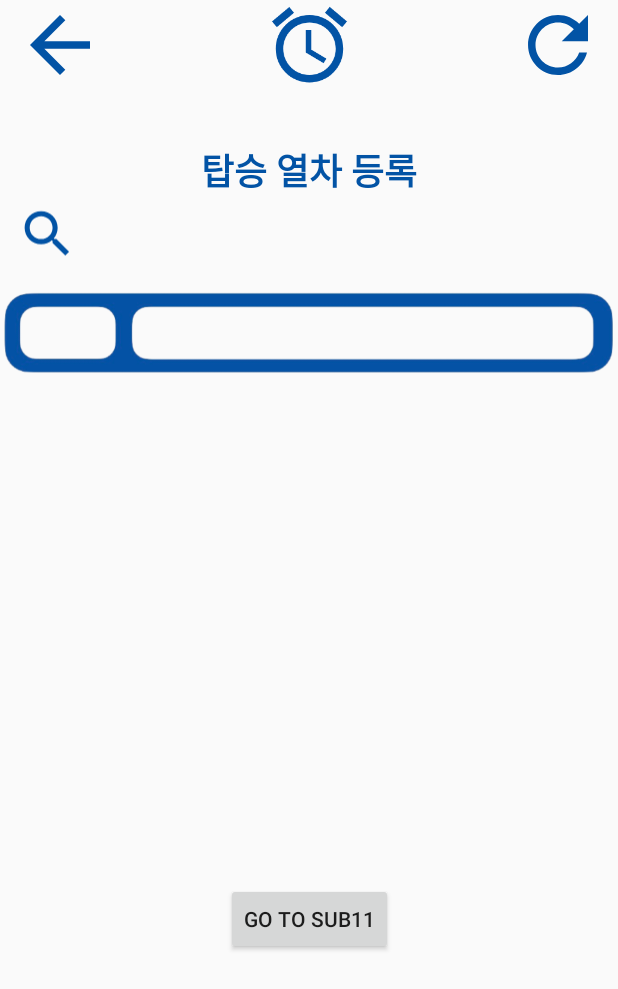
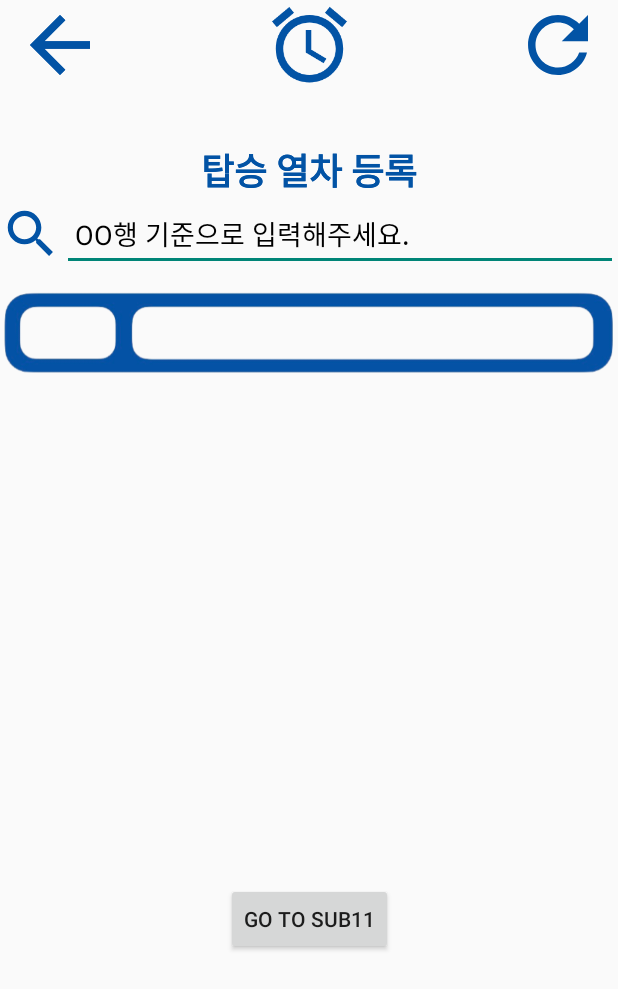
Before and after one commit to osulg/BlueWay_12_Project, an Android app: the screen it shows after launch (Sub1Activity), after a tap on an icon or button, on a phone screen of 412 x 824 dp. Shown: the top 989 px of the screen. Run offline under Robolectric (Android 15) with nearby library versions, the phone set to English and light mode, and no system bars; network calls fail.

Commit message:
뷰 바인딩 추가 / 서브 1 EditText 추가

```diff
--- a/app/build.gradle.kts
+++ b/app/build.gradle.kts
@@ -7,6 +7,9 @@ android {
     namespace = "com.example.activity"
     compileSdk = 34
 
+    buildFeatures {
+        viewBinding = true
+    }
     defaultConfig {
         applicationId = "com.example.activity"
         minSdk = 24
--- a/app/src/main/java/com/example/activity/ApiSubway1.kt
+++ b/app/src/main/java/com/example/activity/ApiSubway1.kt
@@ -1,5 +1,6 @@
 package com.example.activity
 
+import android.widget.Button
 import com.google.gson.JsonParser
 import java.io.BufferedReader
 import java.io.InputStreamReader
@@ -9,6 +10,7 @@ import java.net.URLEncoder
 
 fun main(): String? {
 
+    var station="서울"
     val urlBuilder = StringBuilder("http://swopenAPI.seoul.go.kr/api/subway/") /*URL*/
     urlBuilder.append(
         "/" + URLEncoder.encode(
@@ -26,14 +28,14 @@ fun main(): String? {
     urlBuilder.append("/" + URLEncoder.encode("0", "UTF-8")) /*요청시작위치 (sample인증키 사용시 5이내 숫자)*/
     urlBuilder.append(
         "/" + URLEncoder.encode(
-            "2",
+            "10",
             "UTF-8"
         )
     ) /*요청종료위치(sample인증키 사용시 5이상 숫자 선택 안 됨)*/
     // 상위 5개는 필수적으로 순서바꾸지 않고 호출해야 합니다.
 
     // 서비스별 추가 요청 인자이며 자세한 내용은 각 서비스별 '요청인자'부분에 자세히 나와 있습니다.
-    urlBuilder.append("/" + URLEncoder.encode("서울", "UTF-8")) /* 서비스별 추가 요청인자들 */
+    urlBuilder.append("/" + URLEncoder.encode("${station}", "UTF-8")) /* 서비스별 추가 요청인자들 */
     val url = URL(urlBuilder.toString())
     val conn = url.openConnection() as HttpURLConnection
     conn.requestMethod = "GET"
--- a/app/src/main/java/com/example/activity/Sub1Activity.kt
+++ b/app/src/main/java/com/example/activity/Sub1Activity.kt
@@ -5,13 +5,34 @@ import android.content.Intent
 import androidx.appcompat.app.AppCompatActivity
 import android.os.Bundle
 import android.widget.Button
+import android.widget.Toast
+import com.example.activity.databinding.ActivitySub11Binding
+import com.example.activity.databinding.ActivitySub1Binding
+import kotlin.concurrent.thread
+
 
 class Sub1Activity : AppCompatActivity() {
+
+    private var mBinding:ActivitySub1Binding?=null
+    private val binding get()=mBinding!!
     override fun onCreate(savedInstanceState: Bundle?) {
         super.onCreate(savedInstanceState)
-        setContentView(R.layout.activity_sub1)
+        mBinding=ActivitySub1Binding.inflate(layoutInflater)
+        setContentView(binding.root)
 
 
+        //search
+        thread {
+            val result_station=main()
+
+            val btn_search:Button=findViewById(R.id.imageViewSearchButton)
+
+            btn_search.setOnClickListener{
+                val stationId=binding.searchStation.text.toString()
+                runOnUiThread{ Toast.makeText(this@Sub1Activity, "{$stationId}", Toast.LENGTH_LONG).show()}
+            }
+
+        }
 
         // fragment
         val fragment1 = alarm()
--- a/app/src/main/res/layout/activity_sub1.xml
+++ b/app/src/main/res/layout/activity_sub1.xml
@@ -43,7 +43,7 @@
         app:layout_constraintBottom_toBottomOf="parent"
         app:layout_constraintEnd_toEndOf="parent"
         app:layout_constraintStart_toStartOf="parent"
-        app:layout_constraintTop_toBottomOf="@+id/textView2" />
+        />
 
     <ImageView
         android:id="@+id/imageViewAlarm"
@@ -69,5 +69,96 @@
         app:layout_constraintHorizontal_bias="1"
         android:background="@null"/>
 
+    <ImageView
+        android:id="@+id/imageViewArrow1"
+        android:layout_width="80dp"
+        android:layout_height="60dp"
+        android:src="@drawable/baseline_arrow_back_24"
+        app:layout_constraintBottom_toBottomOf="parent"
+        app:layout_constraintEnd_toEndOf="parent"
+        app:layout_constraintStart_toStartOf="parent"
+        app:layout_constraintTop_toTopOf="parent"
+        app:layout_constraintVertical_bias="0"
+        app:layout_constraintHorizontal_bias="0"
+        />
+
+    <TextView
+        android:id="@+id/textViewResgister"
+        android:layout_width="wrap_content"
+        android:layout_height="wrap_content"
+        android:fontFamily="sans-serif-black"
+        android:text="@string/regi"
+        android:textSize="24sp"
+        android:layout_margin="35dp"
+        android:textColor="@color/Blue_0253A5"
+        app:layout_constraintBottom_toBottomOf="parent"
+        app:layout_constraintEnd_toEndOf="parent"
+        app:layout_constraintStart_toStartOf="parent"
+        app:layout_constraintTop_toBottomOf="@id/imageViewArrow1"
+        app:layout_constraintVertical_bias="0"
+        />
+
+    <ImageView
+        android:id="@+id/imageViewSearch"
+        android:layout_width="0dp"
+        android:layout_height="0dp"
+        app:layout_constraintHeight_percent="0.06"
+        app:layout_constraintWidth_percent="0.1"
+        android:src="@drawable/baseline_search_24"
+        app:layout_constraintBottom_toBottomOf="parent"
+        app:layout_constraintEnd_toEndOf="parent"
+        app:layout_constraintStart_toStartOf="parent"
+        app:layout_constraintTop_toBottomOf="@id/textViewResgister"
+        app:layout_constraintVertical_bias="0"
+        app:layout_constraintHorizontal_bias="0" />
+
+    <Button
+        android:id="@+id/imageViewSearchButton"
+        android:layout_width="0dp"
+        android:layout_height="0dp"
+        app:layout_constraintHeight_percent="0.06"
+        app:layout_constraintWidth_percent="0.1"
+        android:src="@drawable/baseline_search_24"
+        app:layout_constraintBottom_toBottomOf="parent"
+        app:layout_constraintEnd_toEndOf="parent"
+        app:layout_constraintStart_toStartOf="parent"
+        app:layout_constraintTop_toBottomOf="@id/textViewResgister"
+        app:layout_constraintVertical_bias="0"
+        app:layout_constraintHorizontal_bias="0"
+        android:background="@null"
+        />
+
+    <EditText
+        android:id="@+id/searchStation"
+        android:layout_width="0dp"
+        android:layout_height="0dp"
+        app:layout_constraintHeight_percent="0.06"
+        app:layout_constraintWidth_percent="0.9"
+        app:layout_constraintBottom_toBottomOf="parent"
+        app:layout_constraintEnd_toEndOf="parent"
+        app:layout_constraintLeft_toRightOf="@id/imageViewSearch"
+        app:layout_constraintTop_toBottomOf="@id/textViewResgister"
+        app:layout_constraintVertical_bias="0"
+        android:inputType="text"
+        android:ems="10"
+
+        android:hint=" OO행 기준으로 입력해주세요."
+        android:textColorHint="@color/black"
+
+        />
+
+    <ImageView
+        android:layout_width="0dp"
+        android:layout_height="0dp"
+        app:layout_constraintHeight_percent="0.1"
+        app:layout_constraintWidth_percent="1"
+        android:src="@drawable/stationchoice"
+        app:layout_constraintBottom_toBottomOf="parent"
+        app:layout_constraintEnd_toEndOf="parent"
+        app:layout_constraintStart_toStartOf="parent"
+        app:layout_constraintTop_toBottomOf="@id/imageViewSearch"
+        app:layout_constraintVertical_bias="0"
+        />
+
 
 </androidx.constraintlayout.widget.ConstraintLayout>
--- a/app/src/main/res/layout/fragment_alarm.xml
+++ b/app/src/main/res/layout/fragment_alarm.xml
@@ -39,33 +39,6 @@
         app:layout_constraintHorizontal_bias="1"
         />
 
-    <ImageView
-        android:layout_width="0dp"
-        android:layout_height="0dp"
-        app:layout_constraintHeight_percent="0.1"
-        app:layout_constraintWidth_percent="1"
-        android:src="@drawable/stationchoice"
-        app:layout_constraintBottom_toBottomOf="parent"
-        app:layout_constraintEnd_toEndOf="parent"
-        app:layout_constraintStart_toStartOf="parent"
-        app:layout_constraintTop_toBottomOf="@id/imageViewSearch"
-        app:layout_constraintVertical_bias="0"
-        />
-
-    <ImageView
-        android:id="@+id/imageViewSearch"
-        android:layout_width="0dp"
-        android:layout_height="0dp"
-        app:layout_constraintHeight_percent="0.06"
-        app:layout_constraintWidth_percent="0.1"
-        android:src="@drawable/baseline_search_24"
-        app:layout_constraintBottom_toBottomOf="parent"
-        app:layout_constraintEnd_toEndOf="parent"
-        app:layout_constraintStart_toStartOf="parent"
-        app:layout_constraintTop_toBottomOf="@id/textViewResgister"
-        app:layout_constraintVertical_bias="0"
-        app:layout_constraintHorizontal_bias="0.03" />
-
     <TextView
         android:id="@+id/textViewResgister"
         android:layout_width="wrap_content"
```
